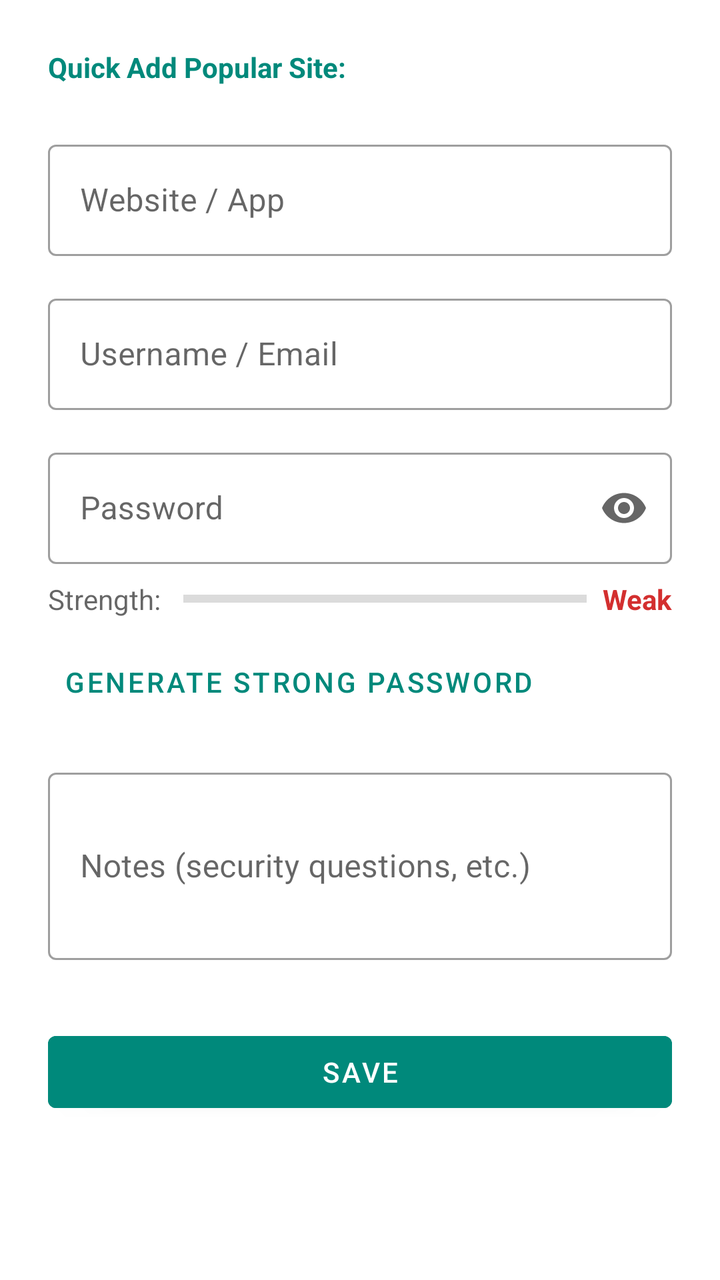
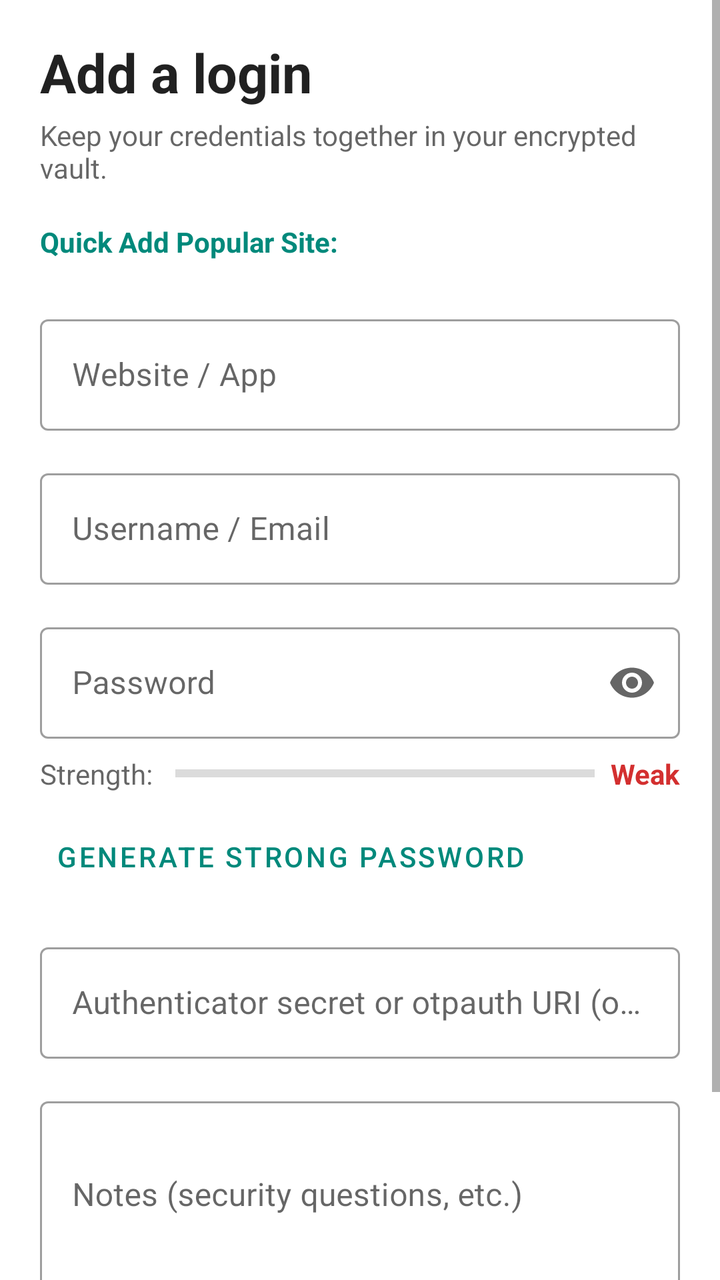

Two renders of the same Android screen: before a commit and after it. Below are the layout's source before the change and the commit's diff.
<!-- AndroidManifest.xml: application theme Theme.SecurePass -->
<!-- res/layout/activity_add_edit.xml -->
<?xml version="1.0" encoding="utf-8"?>
<ScrollView xmlns:android="http://schemas.android.com/apk/res/android"
    xmlns:app="http://schemas.android.com/apk/res-auto"
    android:layout_width="match_parent"
    android:layout_height="match_parent"
    android:fillViewport="true"
    android:fitsSystemWindows="true">

    <LinearLayout
        android:layout_width="match_parent"
        android:layout_height="wrap_content"
        android:orientation="vertical"
        android:padding="24dp">

        
        <TextView
            android:layout_width="wrap_content"
            android:layout_height="wrap_content"
            android:text="Quick Add Popular Site:"
            android:textSize="14sp"
            android:textStyle="bold"
            android:textColor="?attr/colorPrimary"
            android:layout_marginBottom="8dp"/>

        <HorizontalScrollView
            android:layout_width="match_parent"
            android:layout_height="wrap_content"
            android:scrollbars="none"
            android:layout_marginBottom="16dp">

            <com.google.android.material.chip.ChipGroup
                android:id="@+id/chipGroupPresets"
                android:layout_width="wrap_content"
                android:layout_height="wrap_content"
                app:singleLine="true">
            </com.google.android.material.chip.ChipGroup>
        </HorizontalScrollView>

        <com.google.android.material.textfield.TextInputLayout
            android:layout_width="match_parent"
            android:layout_height="wrap_content"
            android:hint="Website / App"
            style="@style/Widget.MaterialComponents.TextInputLayout.OutlinedBox">

            <com.google.android.material.textfield.TextInputEditText
                android:id="@+id/etWebsite"
                android:layout_width="match_parent"
                android:layout_height="wrap_content"
                android:inputType="textUri"/>
        </com.google.android.material.textfield.TextInputLayout>

        <com.google.android.material.textfield.TextInputLayout
            android:layout_width="match_parent"
            android:layout_height="wrap_content"
            android:hint="Username / Email"
            android:layout_marginTop="16dp"
            style="@style/Widget.MaterialComponents.TextInputLayout.OutlinedBox">

            <com.google.android.material.textfield.TextInputEditText
                android:id="@+id/etUsername"
                android:layout_width="match_parent"
                android:layout_height="wrap_content"
                android:inputType="textEmailAddress"/>
        </com.google.android.material.textfield.TextInputLayout>

        <com.google.android.material.textfield.TextInputLayout
            android:layout_width="match_parent"
            android:layout_height="wrap_content"
            android:hint="Password"
            android:layout_marginTop="16dp"
            style="@style/Widget.MaterialComponents.TextInputLayout.OutlinedBox"
            app:endIconMode="password_toggle">

            <com.google.android.material.textfield.TextInputEditText
                android:id="@+id/etPassword"
                android:layout_width="match_parent"
                android:layout_height="wrap_content"
                android:inputType="textPassword"/>
        </com.google.android.material.textfield.TextInputLayout>

        
        <LinearLayout
            android:layout_width="match_parent"
            android:layout_height="wrap_content"
            android:orientation="horizontal"
            android:gravity="center_vertical"
            android:layout_marginTop="8dp">

            <TextView
                android:id="@+id/tvStrengthLabel"
                android:layout_width="wrap_content"
                android:layout_height="wrap_content"
                android:text="Strength: "
                android:textSize="14sp"
                android:textColor="?android:attr/textColorSecondary"/>

            <ProgressBar
                android:id="@+id/progressStrength"
                style="@android:style/Widget.Material.ProgressBar.Horizontal"
                android:layout_width="0dp"
                android:layout_height="8dp"
                android:layout_weight="1"
                android:max="100"
                android:progress="0"
                android:layout_marginEnd="8dp"
                android:layout_marginStart="8dp"
                android:progressBackgroundTint="?android:attr/textColorTertiary"/>

            <TextView
                android:id="@+id/tvStrengthText"
                android:layout_width="wrap_content"
                android:layout_height="wrap_content"
                android:text="Weak"
                android:textSize="14sp"
                android:textStyle="bold"
                android:textColor="#D32F2F"/>
        </LinearLayout>

        <Button
            android:id="@+id/btnGeneratePassword"
            android:layout_width="wrap_content"
            android:layout_height="wrap_content"
            android:text="Generate Strong Password"
            style="@style/Widget.MaterialComponents.Button.TextButton"
            android:textColor="?attr/colorPrimary"
            android:layout_marginTop="8dp"/>

        <com.google.android.material.textfield.TextInputLayout
            android:layout_width="match_parent"
            android:layout_height="wrap_content"
            android:hint="Notes (security questions, etc.)"
            android:layout_marginTop="16dp"
            style="@style/Widget.MaterialComponents.TextInputLayout.OutlinedBox">

            <com.google.android.material.textfield.TextInputEditText
                android:id="@+id/etNotes"
                android:layout_width="match_parent"
                android:layout_height="wrap_content"
                android:inputType="textMultiLine"
                android:minLines="3"/>
        </com.google.android.material.textfield.TextInputLayout>

        <Button
            android:id="@+id/btnSave"
            android:layout_width="match_parent"
            android:layout_height="wrap_content"
            android:text="Save"
            android:layout_marginTop="32dp"
            android:backgroundTint="?attr/colorPrimary"
            android:textColor="?attr/colorOnPrimary"
            style="@style/Widget.MaterialComponents.Button"/>
    </LinearLayout>
</ScrollView>
<!-- resources referenced by this layout -->
<resources>
  <style name="Theme.SecurePass" parent="Theme.MaterialComponents.DayNight.NoActionBar">
          
          <item name="colorPrimary">@color/palette_teal_primary</item>
          <item name="colorOnPrimary">@color/white</item>
          
          <item name="colorSecondary">#FFB300</item>
          <item name="colorOnSecondary">#000000</item>
          
          <item name="android:statusBarColor">@color/palette_teal_variant</item>
          
          <item name="android:windowBackground">?android:attr/colorBackground</item>
      </style>
  <color name="palette_teal_primary">#00897B</color>
  <color name="white">#FFFFFFFF</color>
  <color name="palette_teal_variant">#00695C</color>
</resources>

<!-- the commit's change to res/layout/activity_add_edit.xml (unified diff, before → after) -->
@@ -10,7 +10,29 @@
         android:layout_width="match_parent"
         android:layout_height="wrap_content"
         android:orientation="vertical"
-        android:padding="24dp">
+        android:paddingStart="20dp"
+        android:paddingTop="18dp"
+        android:paddingEnd="20dp"
+        android:paddingBottom="24dp">
+
+        <TextView
+            android:id="@+id/tvFormTitle"
+            android:layout_width="match_parent"
+            android:layout_height="wrap_content"
+            android:text="Add a login"
+            android:textColor="?android:attr/textColorPrimary"
+            android:textSize="27sp"
+            android:textStyle="bold" />
+
+        <TextView
+            android:id="@+id/tvFormSubtitle"
+            android:layout_width="match_parent"
+            android:layout_height="wrap_content"
+            android:layout_marginTop="4dp"
+            android:layout_marginBottom="18dp"
+            android:text="Keep your credentials together in your encrypted vault."
+            android:textColor="?android:attr/textColorSecondary"
+            android:textSize="14sp" />
 
         
         <TextView
@@ -128,6 +150,20 @@
         <com.google.android.material.textfield.TextInputLayout
             android:layout_width="match_parent"
             android:layout_height="wrap_content"
+            android:hint="Authenticator secret or otpauth URI (optional)"
+            android:layout_marginTop="16dp"
+            style="@style/Widget.MaterialComponents.TextInputLayout.OutlinedBox">
+
+            <com.google.android.material.textfield.TextInputEditText
+                android:id="@+id/etTotpSecret"
+                android:layout_width="match_parent"
+                android:layout_height="wrap_content"
+                android:inputType="textCapCharacters|textNoSuggestions" />
+        </com.google.android.material.textfield.TextInputLayout>
+
+        <com.google.android.material.textfield.TextInputLayout
+            android:layout_width="match_parent"
+            android:layout_height="wrap_content"
             android:hint="Notes (security questions, etc.)"
             android:layout_marginTop="16dp"
             style="@style/Widget.MaterialComponents.TextInputLayout.OutlinedBox">
@@ -140,14 +176,13 @@
                 android:minLines="3"/>
         </com.google.android.material.textfield.TextInputLayout>
 
-        <Button
+        <com.google.android.material.button.MaterialButton
             android:id="@+id/btnSave"
             android:layout_width="match_parent"
-            android:layout_height="wrap_content"
-            android:text="Save"
-            android:layout_marginTop="32dp"
-            android:backgroundTint="?attr/colorPrimary"
-            android:textColor="?attr/colorOnPrimary"
-            style="@style/Widget.MaterialComponents.Button"/>
+            android:layout_height="56dp"
+            android:layout_marginTop="26dp"
+            android:text="Save login"
+            android:textAllCaps="false"
+            app:cornerRadius="18dp" />
     </LinearLayout>
 </ScrollView>
